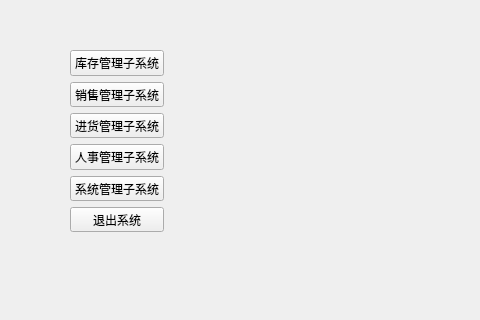
The window that mainwindow.ui (liwen123cd/curly-tribble) describes before a commit, drawn with Qt 5; both pictures show x 0 to 480 and y 0 to 320 of the 800 by 600 pixel window.
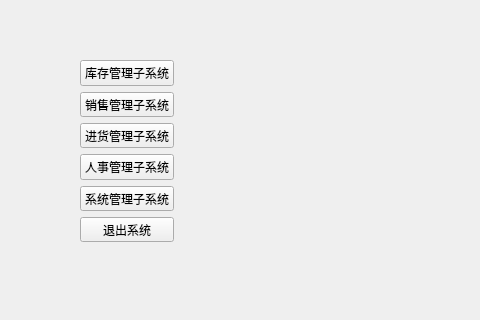
The same window after the commit.

Diff of the .ui file:
```diff
--- a/mainwindow.ui
+++ b/mainwindow.ui
@@ -23,11 +23,11 @@
    <bool>false</bool>
   </property>
   <widget class="QWidget" name="centralwidget">
-   <widget class="QWidget" name="">
+   <widget class="QWidget" name="layoutWidget">
     <property name="geometry">
      <rect>
-      <x>70</x>
-      <y>50</y>
+      <x>80</x>
+      <y>60</y>
       <width>94</width>
       <height>182</height>
      </rect>
```
Left out of the diff: 4 changed lines with no effect on the pictures.
